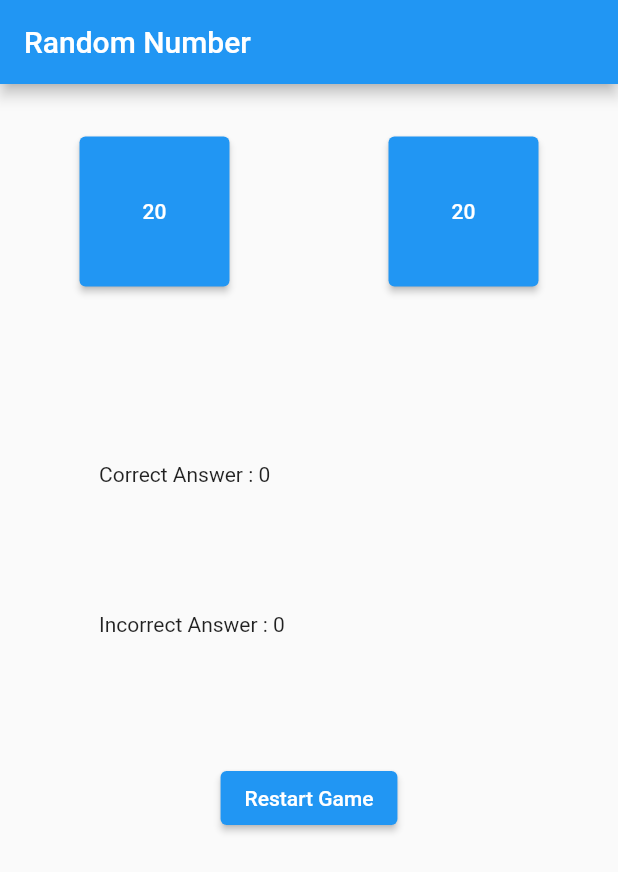
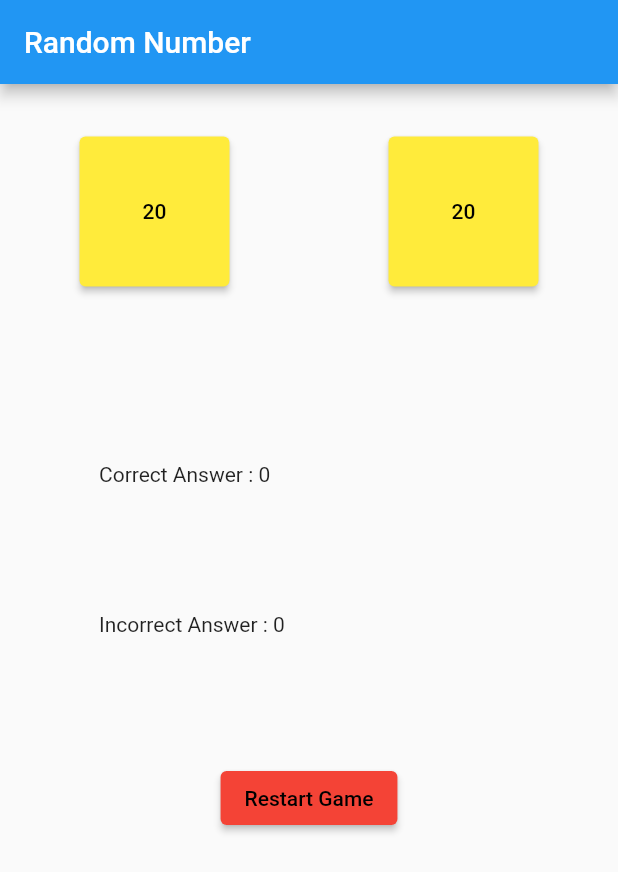
Before and after one commit to sanjin1110/number_generator, a Flutter app: the screen it shows after launch, on a phone screen of 412 x 824 dp. Shown: the top 872 px of the screen. Run offline on Flutter 3.47's test engine with Material 2 defaults, Android fonts, the phone set to English and light mode, and no system bars.

Commit message:
design changes

```diff
--- a/lib/view/number_generator_view.dart
+++ b/lib/view/number_generator_view.dart
@@ -67,6 +67,10 @@ class RandomNumberButtonState extends State<RandomNumberButton> {
                     height: 100,
                     width: 100,
                     child: ElevatedButton(
+                      style: ElevatedButton.styleFrom(
+                        foregroundColor: Colors.black,
+                        backgroundColor: Colors.yellow,
+                      ),
                       onPressed: () {
                         checkAnswer(true);
                       },
@@ -77,6 +81,10 @@ class RandomNumberButtonState extends State<RandomNumberButton> {
                     height: 100,
                     width: 100,
                     child: ElevatedButton(
+                      style: ElevatedButton.styleFrom(
+                        foregroundColor: Colors.black,
+                        backgroundColor: Colors.yellow,
+                      ),
                       onPressed: () {
                         checkAnswer(false);
                       },
@@ -98,6 +106,10 @@ class RandomNumberButtonState extends State<RandomNumberButton> {
               child: Text("Incorrect Answer : $incorrectCount"),
             ),
             ElevatedButton(
+              style: ElevatedButton.styleFrom(
+                foregroundColor: Colors.black,
+                backgroundColor: Colors.red,
+              ),
               onPressed: () {
                 Navigator.pushReplacement(
                   context,
```
Also changed, not shown: lib/model/number_gen.dart (deleted, +0 -8 lines).
